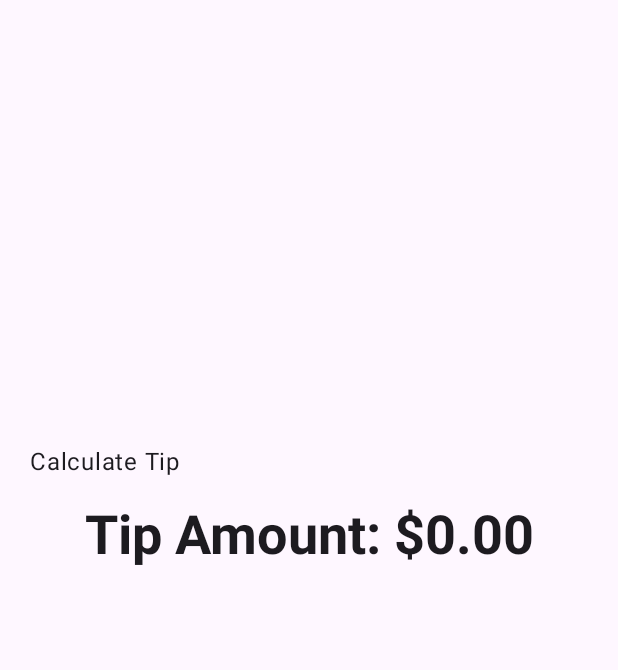
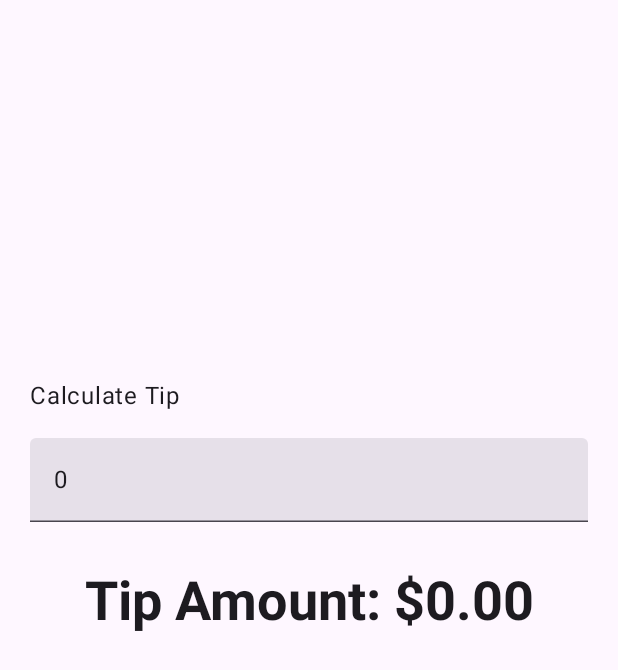
Before and after one commit to maverickamit/tip-time, an Android app built with Jetpack Compose: the screen it shows after launch (MainActivity), on a phone screen of 412 x 824 dp. Shown: the top 670 px of the screen. Run offline under Robolectric (Android 15) with nearby library versions, the phone set to English and light mode, and no system bars.

Commit message:
Add a textbox with EditNumberField composable function

```diff
--- a/app/src/main/java/com/example/tiptime/MainActivity.kt
+++ b/app/src/main/java/com/example/tiptime/MainActivity.kt
@@ -22,11 +22,13 @@ import androidx.compose.foundation.layout.Arrangement
 import androidx.compose.foundation.layout.Column
 import androidx.compose.foundation.layout.Spacer
 import androidx.compose.foundation.layout.fillMaxSize
+import androidx.compose.foundation.layout.fillMaxWidth
 import androidx.compose.foundation.layout.height
 import androidx.compose.foundation.layout.padding
 import androidx.compose.material3.MaterialTheme
 import androidx.compose.material3.Surface
 import androidx.compose.material3.Text
+import androidx.compose.material3.TextField
 import androidx.compose.runtime.Composable
 import androidx.compose.ui.Alignment
 import androidx.compose.ui.Modifier
@@ -35,6 +37,7 @@ import androidx.compose.ui.tooling.preview.Preview
 import androidx.compose.ui.unit.dp
 import com.example.tiptime.ui.theme.TipTimeTheme
 import java.text.NumberFormat
+
 
 class MainActivity : ComponentActivity() {
     override fun onCreate(savedInstanceState: Bundle?) {
@@ -66,6 +69,7 @@ fun TipTimeLayout() {
                 .padding(bottom = 16.dp)
                 .align(alignment = Alignment.Start)
         )
+        EditNumberField(modifier = Modifier.padding(bottom = 32.dp).fillMaxWidth())
         Text(
             text = stringResource(R.string.tip_amount, "$0.00"),
             style = MaterialTheme.typography.displaySmall
@@ -73,6 +77,14 @@ fun TipTimeLayout() {
         Spacer(modifier = Modifier.height(150.dp))
     }
 }
+
+@Composable
+fun EditNumberField(modifier: Modifier = Modifier){
+    val amountInput = "0"
+    TextField(value = amountInput, onValueChange = {} ,modifier = modifier)
+}
+
+
 
 /**
  * Calculates the tip based on the user input and format the tip amount
@@ -84,10 +96,10 @@ private fun calculateTip(amount: Double, tipPercent: Double = 15.0): String {
     return NumberFormat.getCurrencyInstance().format(tip)
 }
 
-@Preview(showBackground = true)
-@Composable
-fun TipTimeLayoutPreview() {
-    TipTimeTheme {
-        TipTimeLayout()
-    }
-}
+//@Preview(showBackground = true)
+//@Composable
+//fun TipTimeLayoutPreview() {
+//    TipTimeTheme {
+//        TipTimeLayout()
+//    }
+//}
```
